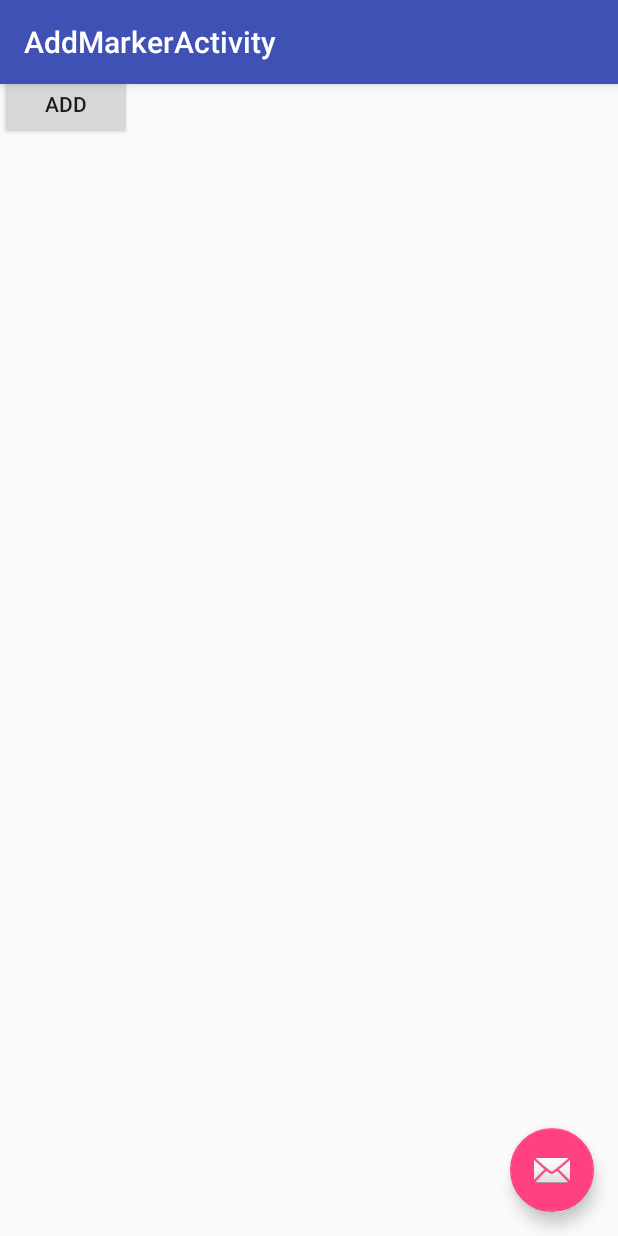
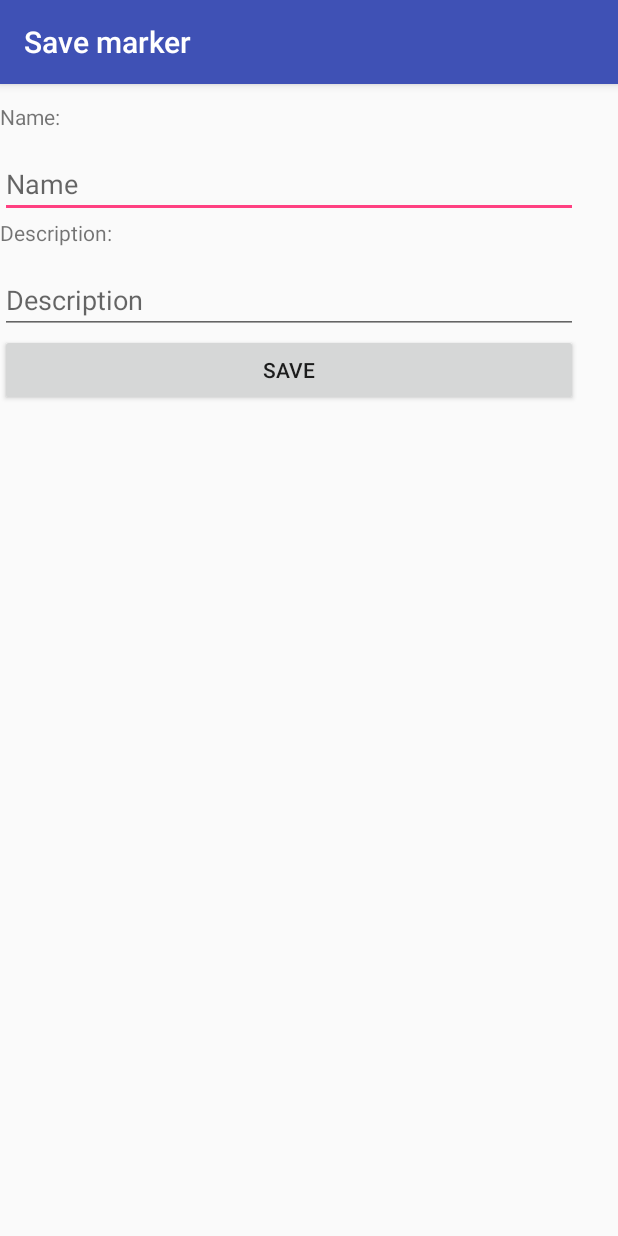
Before and after one commit to statuty/maps, an Android app: the AddMarkerActivity screen opened directly, with no data from a screen before it, on a phone screen of 412 x 824 dp. Run offline under Robolectric (Android 15) with nearby library versions, the phone set to English and light mode, and no system bars.

```diff
--- a/app/build.gradle
+++ b/app/build.gradle
@@ -25,6 +25,8 @@ dependencies {
         exclude group: 'com.android.support', module: 'support-annotations'
     })
     compile 'com.android.support:appcompat-v7:25.1.1'
+    compile 'com.squareup.okhttp3:okhttp:3.7.0'
+    compile 'com.fasterxml.jackson.core:jackson-databind:2.0.1'
     compile 'com.google.android.gms:play-services:10.2.0'
     compile 'com.android.support:design:25.1.1'
     testCompile 'junit:junit:4.12'
--- a/app/src/main/AndroidManifest.xml
+++ b/app/src/main/AndroidManifest.xml
@@ -41,7 +41,11 @@
         <activity
             android:name=".AddMarkerActivity"
             android:label="@string/title_activity_add_marker"
-            android:theme="@style/AppTheme.NoActionBar"></activity>
+            android:theme="@style/AppTheme.NoActionBar"></activity><!-- ATTENTION: This was auto-generated to add Google Play services to your project for
+     App Indexing.  See https://g.co/AppIndexing/AndroidStudio for more information. -->
+        <meta-data
+            android:name="com.google.android.gms.version"
+            android:value="@integer/google_play_services_version" />
     </application>
 
 </manifest>
--- a/app/src/main/java/co/example/yuliya/maps/AddMarkerActivity.java
+++ b/app/src/main/java/co/example/yuliya/maps/AddMarkerActivity.java
@@ -2,8 +2,6 @@ package co.example.yuliya.maps;
 
 import android.content.Intent;
 import android.os.Bundle;
-import android.support.design.widget.FloatingActionButton;
-import android.support.design.widget.Snackbar;
 import android.support.v7.app.AppCompatActivity;
 import android.support.v7.widget.Toolbar;
 import android.view.View;
@@ -25,14 +23,6 @@ public class AddMarkerActivity extends AppCompatActivity {
         Intent intent = getIntent();
         latLng = intent.getParcelableExtra("latlng");
         name = (EditText) findViewById(R.id.name);
-        FloatingActionButton fab = (FloatingActionButton) findViewById(R.id.fab);
-        fab.setOnClickListener(new View.OnClickListener() {
-            @Override
-            public void onClick(View view) {
-                Snackbar.make(view, "Replace with your own action", Snackbar.LENGTH_LONG)
-                        .setAction("Action", null).show();
-            }
-        });
     }
 
     public void onAdd(View v) {
--- a/app/src/main/res/layout/activity_add_marker.xml
+++ b/app/src/main/res/layout/activity_add_marker.xml
@@ -23,12 +23,4 @@
 
     <include layout="@layout/content_add_marker" />
 
-    <android.support.design.widget.FloatingActionButton
-        android:id="@+id/fab"
-        android:layout_width="wrap_content"
-        android:layout_height="wrap_content"
-        android:layout_gravity="bottom|end"
-        android:layout_margin="@dimen/fab_margin"
-        app:srcCompat="@android:drawable/ic_dialog_email" />
-
 </android.support.design.widget.CoordinatorLayout>
--- a/app/src/main/res/layout/activity_maps.xml
+++ b/app/src/main/res/layout/activity_maps.xml
@@ -2,6 +2,11 @@
     android:id="@+id/map_container"
     android:layout_width="match_parent"
     android:layout_height="match_parent">
+
+    <android.support.v7.widget.SearchView
+        android:id="@+id/search"
+        android:layout_width="match_parent"
+        android:layout_height="wrap_content" />
 
     <fragment xmlns:android="http://schemas.android.com/apk/res/android"
         xmlns:tools="http://schemas.android.com/tools"
--- a/app/src/main/res/layout/content_add_marker.xml
+++ b/app/src/main/res/layout/content_add_marker.xml
@@ -1,29 +1,56 @@
-<?xml version="1.0" encoding="utf-8"?>
 <RelativeLayout xmlns:android="http://schemas.android.com/apk/res/android"
-    xmlns:tools="http://schemas.android.com/tools"
-    android:id="@+id/content_add_marker"
     android:layout_width="match_parent"
-    android:layout_height="match_parent"
-    tools:context="co.example.yuliya.maps.AddMarkerActivity"
-    tools:showIn="@layout/activity_add_marker">
+    android:layout_height="match_parent">
 
     <LinearLayout
         android:layout_width="wrap_content"
         android:layout_height="wrap_content"
         android:paddingRight="5dp"
         android:paddingEnd="5dp"
-        android:orientation="vertical">
+        android:orientation="vertical"
+        android:layout_marginTop="68dp"
+        android:layout_alignParentTop="true"
+        android:layout_alignParentLeft="true"
+        android:layout_alignParentStart="true">
+
+        <TextView
+            android:text="@string/marker_name"
+            android:layout_width="385dp"
+            android:layout_height="32dp"
+            android:id="@+id/textView9"
+            android:layout_alignTop="@+id/linearLayout2"
+            android:layout_alignParentLeft="true"
+            android:layout_alignParentStart="true" />
 
         <EditText
-            android:layout_width="wrap_content"
+            android:layout_width="match_parent"
             android:layout_height="wrap_content"
+            android:inputType="textPersonName"
+            android:hint="Name"
+            android:ems="10"
             android:id="@+id/name" />
 
+        <TextView
+            android:text="@string/marker_desc"
+            android:layout_width="385dp"
+            android:layout_height="32dp"
+            android:id="@+id/textView10"
+            android:layout_alignParentLeft="true"
+            android:layout_alignParentStart="true" />
+
+        <EditText
+            android:layout_width="match_parent"
+            android:layout_height="wrap_content"
+            android:inputType="textPersonName"
+            android:ems="30"
+            android:hint="Description"
+            android:id="@+id/desc" />
+
         <Button
-            android:layout_width="wrap_content"
+            android:text="@string/save"
+            android:layout_width="match_parent"
             android:layout_height="wrap_content"
-            android:id="@+id/add_marker"
-            android:text="@string/add"
+            android:id="@+id/button3"
             android:onClick="onAdd" />
     </LinearLayout>
 </RelativeLayout>
--- a/app/src/main/res/values/strings.xml
+++ b/app/src/main/res/values/strings.xml
@@ -1,16 +1,17 @@
 <resources>
     <string name="app_name">Maps</string>
     <string name="title_activity_maps">Map</string>
+    <string name="title_activity_add_marker">Save marker</string>
 
     <string name="save">Save</string>
     <string name="cansel">Cansel</string>
     <string name="add">Add</string>
-
+    <string name="marker_name">Name:</string>
+    <string name="marker_desc">Description:</string>
 
     <!--    Permissions    -->
     <string name="permission_rationale_location">Access to the location service is required to demonstrate the \'my location\' feature, which shows your current location on the map.</string>
     <string name="location_permission_denied">This sample requires location permission to enable the \'my location\' layer. Please try again and grant access to use the location.\nIf the permission has been permanently denied, it can be enabled from the System Settings &gt; Apps &gt; \'Google Maps API Demos\'.</string>
     <string name="permission_required_toast">Location permission is required for this demo.</string>
-    <string name="title_activity_add_marker">AddMarkerActivity</string>
 
 </resources>
```
Also changed, not shown: app/src/main/java/co/example/yuliya/maps/MapsActivity.java (+84 -3 lines), app/src/main/java/co/example/yuliya/maps/domain/GeoPoint.java (added, +23 -0 lines), app/src/main/java/co/example/yuliya/maps/domain/Location.java (added, +34 -0 lines), app/src/main/java/co/example/yuliya/maps/service/DataService.java (added, +110 -0 lines).
